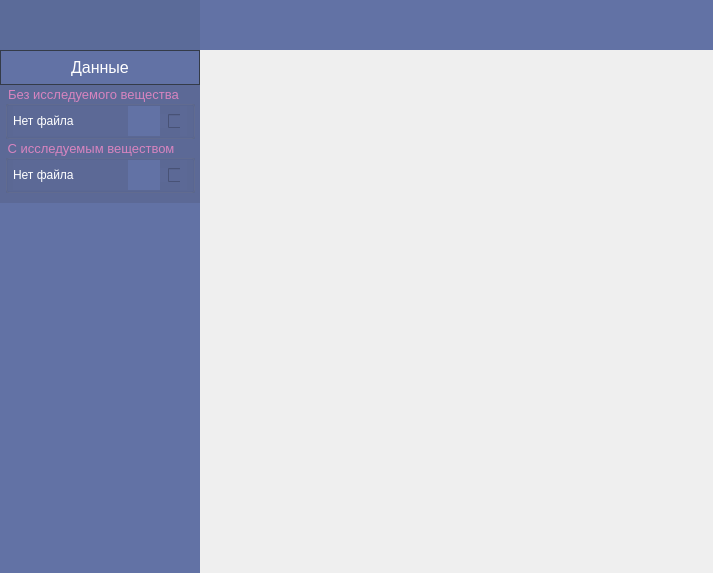
Before: the Qt Designer form gui.ui in SkorEgor/Detector-Threshold, drawn with Qt 5.
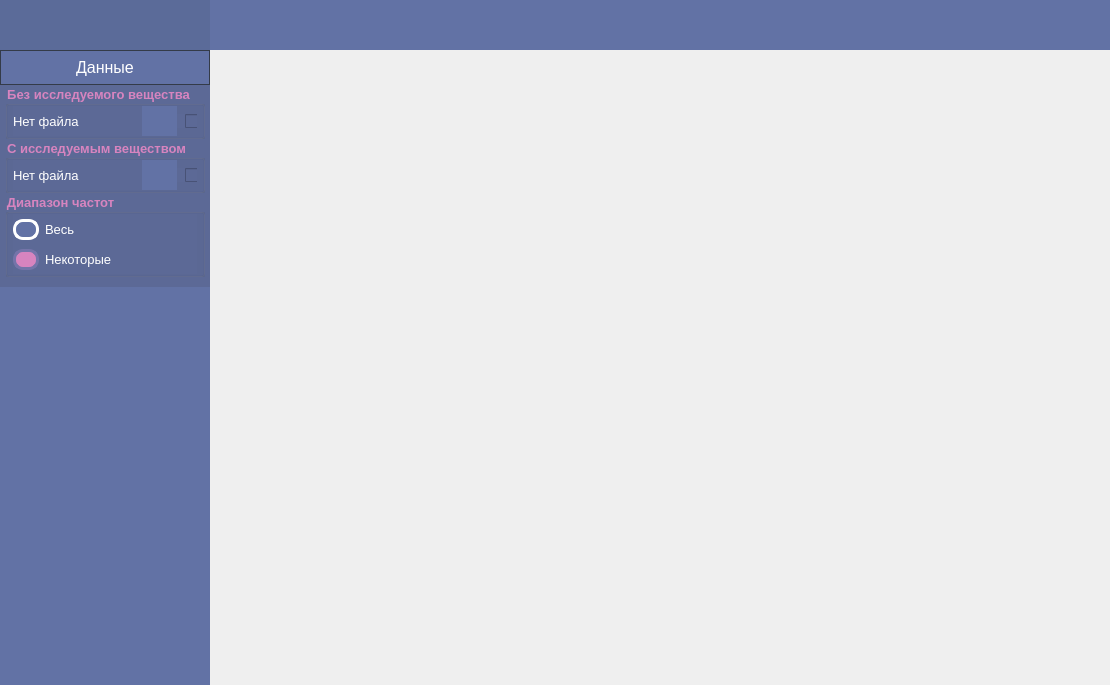
After: the same form once the commit is applied. Icons and pictures are not drawn.

Commit message: read_range

The edit to the form file:
```diff
--- a/gui.ui
+++ b/gui.ui
@@ -6,16 +6,35 @@
    <rect>
     <x>0</x>
     <y>0</y>
-    <width>713</width>
-    <height>573</height>
+    <width>1110</width>
+    <height>685</height>
    </rect>
   </property>
   <property name="windowTitle">
    <string>Dialog</string>
   </property>
   <property name="styleSheet">
-   <string notr="true">color: rgb(255, 255, 255);
-</string>
+   <string notr="true">
+QWidget{
+	color: rgb(255, 255, 255);
+	font-size: 10pt;
+}
+/* /////////////////////////////////////////////////////////////////////////////////////////////////
+RadioButton */
+QRadioButton::indicator {
+    border: 3px solid rgb(255, 255, 255);
+	width: 20px;
+	height: 15px;
+	border-radius: 10px;
+	background-color: rgb(98, 114, 165);
+}
+QRadioButton::indicator:hover {
+    border: 3px solid rgb(189, 147, 249);
+}
+QRadioButton::indicator:checked {
+    background: 3px solid rgb(215, 132, 191);
+    border: 3px solid rgb(116, 116, 169);
+}</string>
   </property>
   <property name="sizeGripEnabled">
    <bool>false</bool>
@@ -49,7 +68,7 @@
      </property>
      <property name="maximumSize">
       <size>
-       <width>200</width>
+       <width>210</width>
        <height>16777215</height>
       </size>
      </property>
@@ -146,8 +165,8 @@
              <rect>
               <x>0</x>
               <y>0</y>
-              <width>200</width>
-              <height>523</height>
+              <width>210</width>
+              <height>635</height>
              </rect>
             </property>
             <layout class="QVBoxLayout" name="Layout_scroll_menu">
@@ -257,6 +276,7 @@
                      <property name="styleSheet">
                       <string notr="true">/*Стандартное состояние для кнопки*/
 QPushButton {
+	font-size: 12pt;
 	background-color: rgb(98, 114, 165);/* задает цвет фона */
 	display: inline-block;							/* пределяет, будет ли элемент обрабатываться как блочный или встроенный элемент */
 	border: 1px solid rgb(52, 59, 72);		/* задает границу элемента */
@@ -319,7 +339,7 @@
                   <property name="styleSheet">
                    <string notr="true">background-color: rgb(92, 105, 150);</string>
                   </property>
-                  <layout class="QVBoxLayout" name="layout_data_body" stretch="0,0">
+                  <layout class="QVBoxLayout" name="layout_data_body" stretch="0,0,0">
                    <property name="spacing">
                     <number>0</number>
                    </property>
@@ -358,8 +378,8 @@
                      <property name="font">
                       <font>
                        <pointsize>10</pointsize>
-                       <weight>50</weight>
-                       <bold>false</bold>
+                       <weight>75</weight>
+                       <bold>true</bold>
                       </font>
                      </property>
                      <property name="cursor">
@@ -374,7 +394,7 @@
                      <property name="styleSheet">
                       <string notr="true">QGroupBox{
 	color:rgb(215, 132, 191);	/* задает цвет шрифта */
-	font-size:10pt;					/* задает размер шрифта */
+
 }</string>
                      </property>
                      <property name="title">
@@ -509,19 +529,6 @@
                         </property>
                        </widget>
                       </item>
-                      <item>
-                       <widget class="QLabel" name="label_status_no_gas">
-                        <property name="sizePolicy">
-                         <sizepolicy hsizetype="Fixed" vsizetype="Preferred">
-                          <horstretch>0</horstretch>
-                          <verstretch>0</verstretch>
-                         </sizepolicy>
-                        </property>
-                        <property name="text">
-                         <string/>
-                        </property>
-                       </widget>
-                      </item>
                      </layout>
                     </widget>
                    </item>
@@ -548,8 +555,8 @@
                      <property name="font">
                       <font>
                        <pointsize>10</pointsize>
-                       <weight>50</weight>
-                       <bold>false</bold>
+                       <weight>75</weight>
+                       <bold>true</bold>
                       </font>
                      </property>
                      <property name="cursor">
@@ -564,7 +571,6 @@
                      <property name="styleSheet">
                       <string notr="true">QGroupBox{
 	color:rgb(215, 132, 191);	/* задает цвет шрифта */
-	font-size:10pt;					/* задает размер шрифта */
 }</string>
                      </property>
                      <property name="title">
@@ -699,16 +705,107 @@
                         </property>
                        </widget>
                       </item>
+                     </layout>
+                    </widget>
+                   </item>
+                   <item>
+                    <widget class="QGroupBox" name="groupBox_with_gas_2">
+                     <property name="minimumSize">
+                      <size>
+                       <width>0</width>
+                       <height>50</height>
+                      </size>
+                     </property>
+                     <property name="sizeIncrement">
+                      <size>
+                       <width>0</width>
+                       <height>0</height>
+                      </size>
+                     </property>
+                     <property name="baseSize">
+                      <size>
+                       <width>0</width>
+                       <height>0</height>
+                      </size>
+                     </property>
+                     <property name="font">
+                      <font>
+                       <pointsize>10</pointsize>
+                       <weight>75</weight>
+                       <bold>true</bold>
+                      </font>
+                     </property>
+                     <property name="cursor">
+                      <cursorShape>ArrowCursor</cursorShape>
+                     </property>
+                     <property name="mouseTracking">
+                      <bool>false</bool>
+                     </property>
+                     <property name="tabletTracking">
+                      <bool>false</bool>
+                     </property>
+                     <property name="styleSheet">
+                      <string notr="true">QGroupBox{
+	color:rgb(215, 132, 191);	/* задает цвет шрифта */
+}</string>
+                     </property>
+                     <property name="title">
+                      <string>Диапазон частот</string>
+                     </property>
+                     <property name="alignment">
+                      <set>Qt::AlignLeading|Qt::AlignLeft|Qt::AlignVCenter</set>
+                     </property>
+                     <property name="flat">
+                      <bool>true</bool>
+                     </property>
+                     <property name="checkable">
+                      <bool>false</bool>
+                     </property>
+                     <layout class="QVBoxLayout" name="verticalLayout">
+                      <property name="spacing">
+                       <number>0</number>
+                      </property>
+                      <property name="leftMargin">
+                       <number>5</number>
+                      </property>
+                      <property name="topMargin">
+                       <number>0</number>
+                      </property>
+                      <property name="rightMargin">
+                       <number>5</number>
+                      </property>
+                      <property name="bottomMargin">
+                       <number>0</number>
+                      </property>
                       <item>
-                       <widget class="QLabel" name="label_status_witth_gas">
-                        <property name="sizePolicy">
-                         <sizepolicy hsizetype="Fixed" vsizetype="Preferred">
-                          <horstretch>0</horstretch>
-                          <verstretch>0</verstretch>
-                         </sizepolicy>
+                       <widget class="QRadioButton" name="radioButton">
+                        <property name="minimumSize">
+                         <size>
+                          <width>0</width>
+                          <height>30</height>
+                         </size>
                         </property>
                         <property name="text">
-                         <string/>
+                         <string>Весь</string>
+                        </property>
+                        <property name="checked">
+                         <bool>false</bool>
+                        </property>
+                       </widget>
+                      </item>
+                      <item>
+                       <widget class="QRadioButton" name="radioButton_2">
+                        <property name="minimumSize">
+                         <size>
+                          <width>0</width>
+                          <height>30</height>
+                         </size>
+                        </property>
+                        <property name="text">
+                         <string>Некоторые</string>
+                        </property>
+                        <property name="checked">
+                         <bool>true</bool>
                         </property>
                        </widget>
                       </item>
```
The commit also changes 1 other file.
